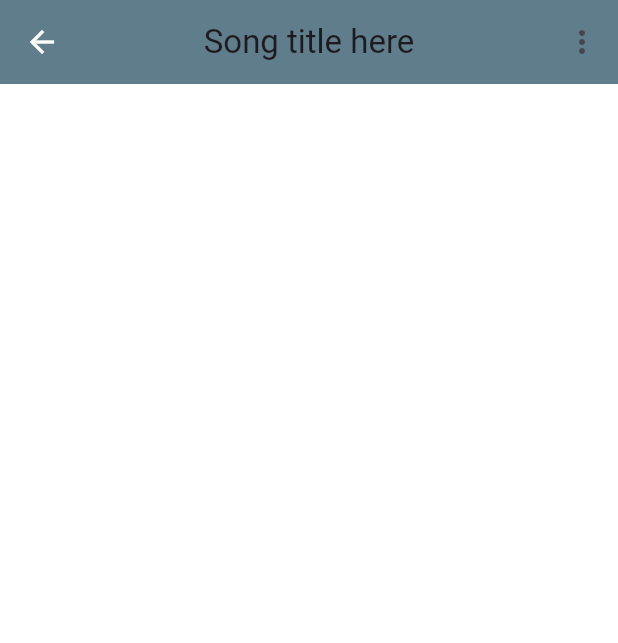
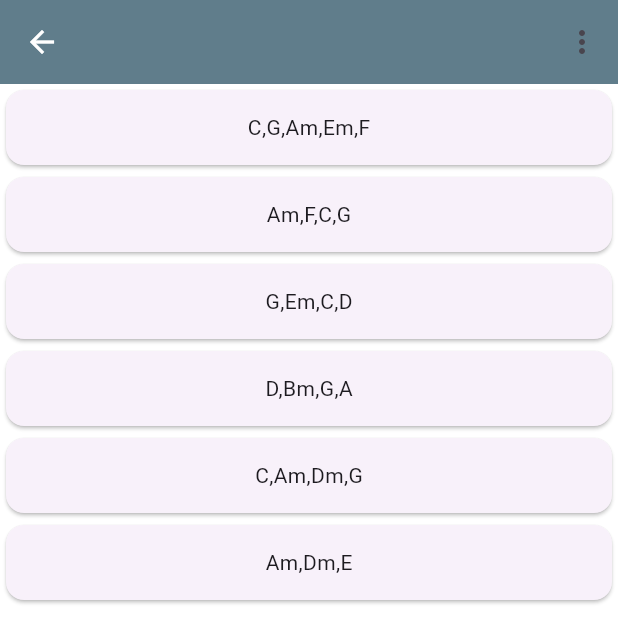
Before and after one commit to nghialpgse63314/yourchord_mobile, a Flutter app: the ChordPage screen opened directly, on a phone screen of 412 x 824 dp. Shown: the top 643 px of the screen. Run offline on Flutter 3.47's test engine with Material 2 defaults, Android fonts, the light colour scheme and no system bars.

Commit message:
25/10/2023

```diff
--- a/lib/screens/chord.dart
+++ b/lib/screens/chord.dart
@@ -1,5 +1,7 @@
 import 'package:flutter/material.dart';
 import 'package:yourchord/screens/trending.dart';
+
+import 'chordresult.dart';
 
 class ChordPage extends StatefulWidget {
   @override
@@ -14,7 +16,6 @@ class _ChordPagePageState extends State<ChordPage> {
     return Scaffold(
       backgroundColor: Colors.white,
       appBar: AppBar(
-        title: Text("Song title here"),
         centerTitle: true,
         backgroundColor: Colors.blueGrey,
         leading: IconButton(
@@ -27,43 +28,89 @@ class _ChordPagePageState extends State<ChordPage> {
           },
         ),
         actions: [
-          PopupMenuButton(
-            itemBuilder: (context){
+          PopupMenuButton(itemBuilder: (context) {
             return [
               PopupMenuItem<int>(
                 value: 0,
                 child: Text("Button 1"),
               ),
-
               PopupMenuItem<int>(
                 value: 1,
                 child: Text("Button 2"),
               ),
-
               PopupMenuItem<int>(
                 value: 2,
                 child: Text("Button 3"),
               ),
             ];
-            },
-              onSelected:(value){
-                if(value == 0){
+          }, onSelected: (value) {
+            if (value == 0) {
               print("Button 1 is selected.");
-                }else if(value == 1){
+            } else if (value == 1) {
               print("Button 2 is selected.");
-                }else if(value == 2){
+            } else if (value == 2) {
               print("Button 3 is selected.");
             }
-              }
+          }),
+        ],
+      ),
+      body: ListView(
+        children: <Widget>[
+          Card(
+            child: GestureDetector(
+              onTap: () {
+                Navigator.push(context,
+                    MaterialPageRoute(builder: (context) => ChordResultPage()));
+              },
+              child: Container(
+                height: 50,
+                // color: Colors.orange[600],
+                child: const Center(child: Text('C,G,Am,Em,F')),
+              ),
+            ),
+          ),
+          Card(
+            child: GestureDetector(
+              onTap: () {
+                Navigator.push(context,
+                    MaterialPageRoute(builder: (context) => ChordResultPage()));
+              },
+              child: Container(
+                height: 50,
+                // color: Colors.red[500],
+                child: const Center(child: Text('Am,F,C,G')),
+              ),
+            ),
+          ),
+          Card(
+            child: Container(
+              height: 50,
+              // color: Colors.blue[500],
+              child: const Center(child: Text('G,Em,C,D')),
+            ),
+          ),
+          Card(
+            child: Container(
+              height: 50,
+              // color: Colors.blue[500],
+              child: const Center(child: Text('D,Bm,G,A')),
+            ),
+          ),
+          Card(
+            child: Container(
+              height: 50,
+              // color: Colors.blue[500],
+              child: const Center(child: Text('C,Am,Dm,G')),
+            ),
+          ),
+          Card(
+            child: Container(
+              height: 50,
+              // color: Colors.blue[500],
+              child: const Center(child: Text('Am,Dm,E')),
+            ),
           ),
         ],
-      ),
-      body: Center(
-        child: SingleChildScrollView(
-          child: TextField(
-            maxLines: 999,
-          ),
-        ),
       ),
     );
   }
```
Also changed, not shown: lib/screens/chordresult.dart (added, +58 -0 lines), lib/screens/genres.dart (+10 -10 lines), lib/screens/home.dart (+15 -10 lines), lib/screens/orderhistory.dart (added), lib/screens/test4.dart (deleted). Lines whose indentation alone changed are shown as unchanged.
